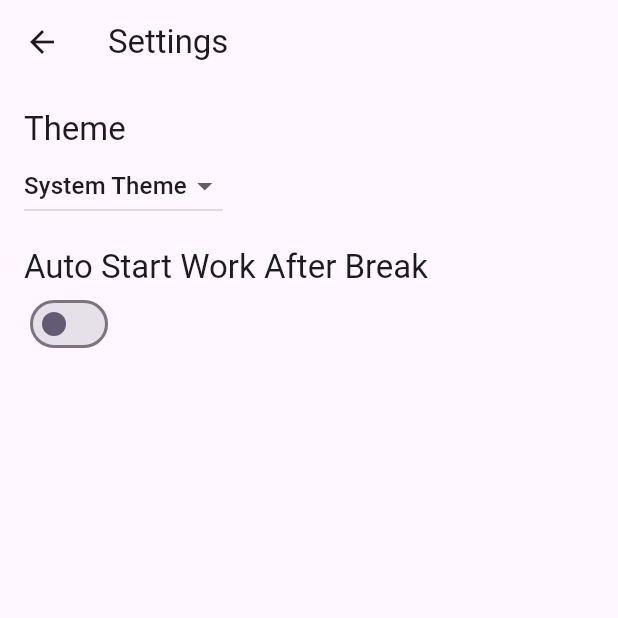
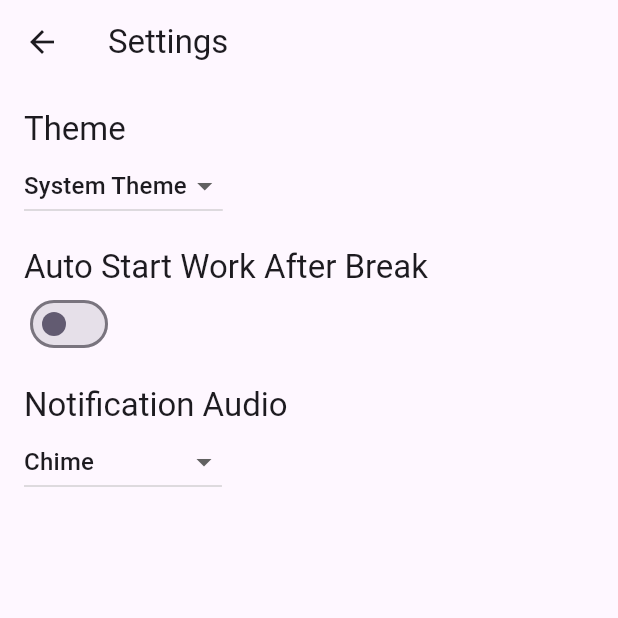
Before and after one commit to malachibazar/Astro-Flow, a Flutter app: the screen it shows after launch, after a tap on the "settings" icon, on a phone screen of 412 x 824 dp, the top half of it. Run offline on Flutter 3.47's test engine with Material 2 defaults, Android fonts, the light colour scheme and no system bars; our stand-ins replace flutter_local_notifications, shared_preferences; generated files the repository leaves out were written again.

Commit message:
Change notification sound

```diff
--- a/lib/controllers/settings_controller.dart
+++ b/lib/controllers/settings_controller.dart
@@ -21,11 +21,18 @@ class SettingsController with ChangeNotifier {
   // also persisting the changes with the SettingsService.
   late bool _autoStartFocus;
 
+  // Make notificationAudio a private variable so it is not updated directly without
+  // also persisting the changes with the SettingsService.
+  late String _notificationAudio;
+
   // Allow Widgets to read the user's preferred ThemeMode.
   ThemeMode get themeMode => _themeMode;
 
   // Allow Widgets to read the user's preferred autoStartFocus.
   bool get autoStartFocus => _autoStartFocus;
+
+  // Allow Widgets to read the user's preferred notificationAudio.
+  String get notificationAudio => _notificationAudio;
 
   /// Load the user's settings from the SettingsService. It may load from a
   /// local database or the internet. The controller only knows it can load the
@@ -33,6 +40,7 @@ class SettingsController with ChangeNotifier {
   Future<void> loadSettings() async {
     _themeMode = await _settingsService.themeMode();
     _autoStartFocus = await _settingsService.autoStartFocus();
+    _notificationAudio = await _settingsService.notificationAudio();
 
     // Important! Inform listeners a change has occurred.
     notifyListeners();
@@ -73,4 +81,22 @@ class SettingsController with ChangeNotifier {
     // SettingService.
     await _settingsService.updateAutoStartFocus(newAutoStartFocus);
   }
+
+  /// Update and persist the notificationAudio based on the user's selection.
+  Future<void> updateNotificationAudio(String? newNotificationAudio) async {
+    if (newNotificationAudio == null) return;
+
+    // Do not perform any work if new and old notificationAudio are identical
+    if (newNotificationAudio == _notificationAudio) return;
+
+    // Otherwise, store the new notificationAudio in memory
+    _notificationAudio = newNotificationAudio;
+
+    // Important! Inform listeners a change has occurred.
+    notifyListeners();
+
+    // Persist the changes to a local database or the internet using the
+    // SettingService.
+    await _settingsService.updateNotificationAudio(newNotificationAudio);
+  }
 }
--- a/lib/screens/settings_view.dart
+++ b/lib/screens/settings_view.dart
@@ -1,3 +1,5 @@
+import 'package:astro_flow/models/settings_model.dart';
+import 'package:astro_flow/services/local_notice_service.dart';
 import 'package:flutter/material.dart';
 
 import '../controllers/settings_controller.dart';
@@ -6,12 +8,31 @@ import '../controllers/settings_controller.dart';
 ///
 /// When a user changes a setting, the SettingsController is updated and
 /// Widgets that listen to the SettingsController are rebuilt.
-class SettingsView extends StatelessWidget {
+
+class SettingsView extends StatefulWidget {
   const SettingsView({super.key, required this.controller});
-
+  final SettingsController controller;
   static const routeName = '/settings';
 
-  final SettingsController controller;
+  @override
+  State<SettingsView> createState() => _SettingsViewState();
+}
+
+class _SettingsViewState extends State<SettingsView> {
+  // Initialize the local notification service.
+  late final LocalNotificationService notificationService;
+
+  @override
+  void initState() {
+    notificationService = LocalNotificationService();
+    notificationService.initialize();
+    super.initState();
+  }
+
+  @override
+  void dispose() {
+    super.dispose();
+  }
 
   @override
   Widget build(BuildContext context) {
@@ -30,9 +51,9 @@ class SettingsView extends StatelessWidget {
             ),
             DropdownButton<ThemeMode>(
               // Read the selected themeMode from the controller
-              value: controller.themeMode,
+              value: widget.controller.themeMode,
               // Call the updateThemeMode method any time the user selects a theme.
-              onChanged: controller.updateThemeMode,
+              onChanged: widget.controller.updateThemeMode,
               items: const [
                 DropdownMenuItem(
                   value: ThemeMode.system,
@@ -55,10 +76,37 @@ class SettingsView extends StatelessWidget {
             ),
             Switch(
               // Read the autoStartFocus value from the controller
-              value: controller.autoStartFocus,
+              value: widget.controller.autoStartFocus,
               // Call the updateAutoStartFocus method any time the user toggles the switch.
-              onChanged: controller.updateAutoStartFocus,
+              onChanged: widget.controller.updateAutoStartFocus,
               inactiveThumbColor: Theme.of(context).colorScheme.secondary,
+            ),
+            const SizedBox(height: 16.0),
+            Text(
+              'Notification Audio',
+              style: Theme.of(context).textTheme.headline6,
+            ),
+            DropdownButton<String>(
+              // Read the selected notificationAudio from the controller
+              value: widget.controller.notificationAudio,
+              // Call the updateNotificationAudio method any time the user selects a theme.
+              onChanged: (value) {
+                widget.controller.updateNotificationAudio(value);
+                notificationService.showNotification(
+                  id: 0,
+                  title: 'Astro Flow',
+                  body: 'Test notification',
+                  sound:
+                      notificationAudioMap[widget.controller.notificationAudio],
+                );
+              },
+              items: [
+                for (final audio in notificationAudioMap.keys)
+                  DropdownMenuItem(
+                    value: audio,
+                    child: Text(audio),
+                  ),
+              ],
             ),
           ],
         ),
--- a/lib/screens/timer_view.dart
+++ b/lib/screens/timer_view.dart
@@ -1,6 +1,7 @@
 import 'dart:async';
 
 import 'package:astro_flow/controllers/settings_controller.dart';
+import 'package:astro_flow/models/settings_model.dart';
 import 'package:astro_flow/models/timer_model.dart';
 import 'package:astro_flow/screens/about_view.dart';
 import 'package:astro_flow/screens/settings_view.dart';
@@ -119,7 +120,7 @@ class _StopwatchControlState extends State<StopwatchControl> {
               id: 0,
               title: 'Astro Flow',
               body: 'Hey... Hey! Snap out of it! Time to focus.',
-              sound: 'break-finished.wav',
+              sound: notificationAudioMap[widget.controller.notificationAudio],
             );
 
             // Start the focus timer if the user has auto start focus enabled.
--- a/lib/services/settings_service.dart
+++ b/lib/services/settings_service.dart
@@ -44,4 +44,22 @@ class SettingsService {
     // Otherwise, return the user's preferred auto start focus.
     return autoStartFocus;
   }
+
+  Future<void> updateNotificationAudio(String notificationAudio) async {
+    // Persist the user's preferred notification audio to local storage
+    final preferences = await SharedPreferences.getInstance();
+    await preferences.setString('notificationAudio', notificationAudio);
+  }
+
+  Future<String> notificationAudio() async {
+    // Load the user's preferred notification audio from local storage
+    final preferences = await SharedPreferences.getInstance();
+    final notificationAudio = preferences.getString('notificationAudio');
+
+    // If the user has not set a preferred notification audio, return the system default.
+    if (notificationAudio == null) return 'Chime';
+
+    // Otherwise, return the user's preferred notification audio.
+    return notificationAudio;
+  }
 }
```
Also changed, not shown: lib/models/settings_model.dart (+10 -66 lines), snap/gui/icon.png, snap/gui/icon256x256.png, 7 other files.
